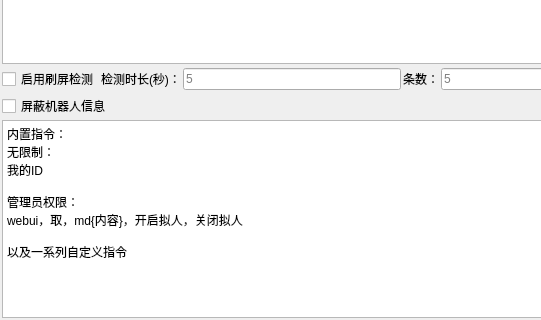
Above: ui/qunguan.ui from qiancao1/chun_bai_ling before the change; both pictures show x 0 to 541 and y 164 to 484 of the 743 by 484 pixel window. Below: the same form after it.
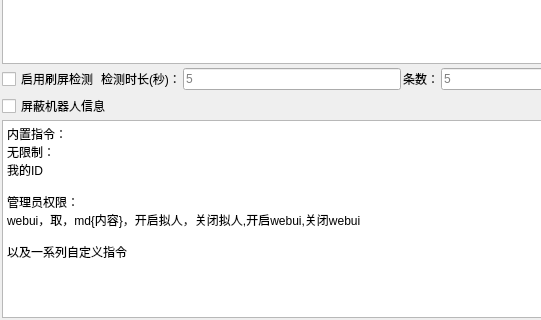
That is the form after the change.

Commit message: 修复加载webui 旧信息

Diff of the .ui file:
```diff
--- a/ui/qunguan.ui
+++ b/ui/qunguan.ui
@@ -137,7 +137,7 @@
 &lt;p style=&quot; margin-top:0px; margin-bottom:0px; margin-left:0px; margin-right:0px; -qt-block-indent:0; text-indent:0px;&quot;&gt;我的ID&lt;/p&gt;
 &lt;p style=&quot;-qt-paragraph-type:empty; margin-top:0px; margin-bottom:0px; margin-left:0px; margin-right:0px; -qt-block-indent:0; text-indent:0px;&quot;&gt;&lt;br /&gt;&lt;/p&gt;
 &lt;p style=&quot; margin-top:0px; margin-bottom:0px; margin-left:0px; margin-right:0px; -qt-block-indent:0; text-indent:0px;&quot;&gt;管理员权限：&lt;/p&gt;
-&lt;p style=&quot; margin-top:0px; margin-bottom:0px; margin-left:0px; margin-right:0px; -qt-block-indent:0; text-indent:0px;&quot;&gt;webui，取，md{内容}，开启拟人，关闭拟人&lt;/p&gt;
+&lt;p style=&quot; margin-top:0px; margin-bottom:0px; margin-left:0px; margin-right:0px; -qt-block-indent:0; text-indent:0px;&quot;&gt;webui，取，md{内容}，开启拟人，关闭拟人,开启webui,关闭webui&lt;/p&gt;
 &lt;p style=&quot;-qt-paragraph-type:empty; margin-top:0px; margin-bottom:0px; margin-left:0px; margin-right:0px; -qt-block-indent:0; text-indent:0px;&quot;&gt;&lt;br /&gt;&lt;/p&gt;
 &lt;p style=&quot; margin-top:0px; margin-bottom:0px; margin-left:0px; margin-right:0px; -qt-block-indent:0; text-indent:0px;&quot;&gt;以及一系列自定义指令&lt;/p&gt;&lt;/body&gt;&lt;/html&gt;</string>
      </property>
```
The commit also changes 8 other files.
